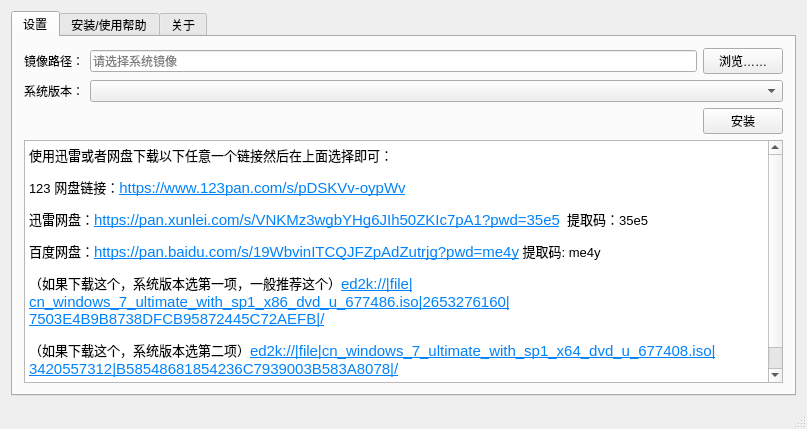
Before: the Qt Designer form VM-source/mainwindow.ui in gfdgd-xi/deep-wine-runner, drawn with Qt 5.
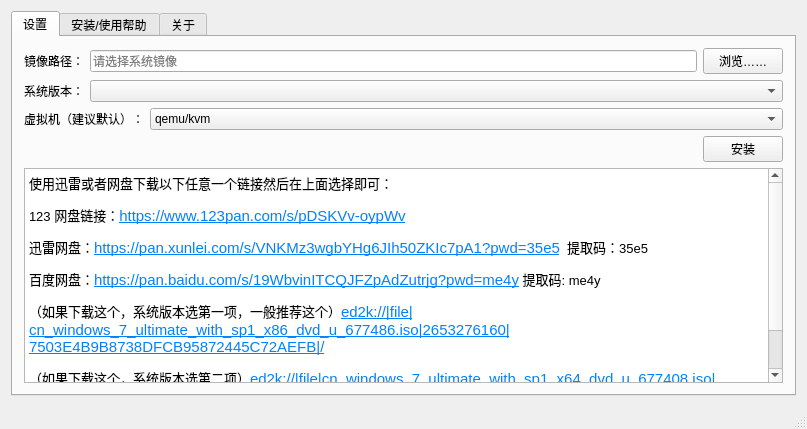
After: the same form once the commit is applied. The open tabs and pages were chosen to show the change. Icons and pictures are not drawn.

Commit message: 支持qemu+vbox

```diff
--- a/VM-source/mainwindow.ui
+++ b/VM-source/mainwindow.ui
@@ -96,6 +96,40 @@
           </item>
          </layout>
         </item>
+        <item>
+         <layout class="QHBoxLayout" name="horizontalLayout_7" stretch="0,1">
+          <item>
+           <widget class="QLabel" name="label_4">
+            <property name="text">
+             <string>虚拟机（建议默认）：</string>
+            </property>
+           </widget>
+          </item>
+          <item>
+           <widget class="QComboBox" name="vmChooser">
+            <property name="currentText">
+             <string>qemu/kvm</string>
+            </property>
+            <property name="currentIndex">
+             <number>0</number>
+            </property>
+            <property name="duplicatesEnabled">
+             <bool>false</bool>
+            </property>
+            <item>
+             <property name="text">
+              <string>qemu/kvm</string>
+             </property>
+            </item>
+            <item>
+             <property name="text">
+              <string>VirtualBox</string>
+             </property>
+            </item>
+           </widget>
+          </item>
+         </layout>
+        </item>
         <item>
          <layout class="QHBoxLayout" name="horizontalLayout_4">
           <item>
```
Left out of the diff: 7 changed lines with no effect on the pictures. The commit also changes 4 other files.
